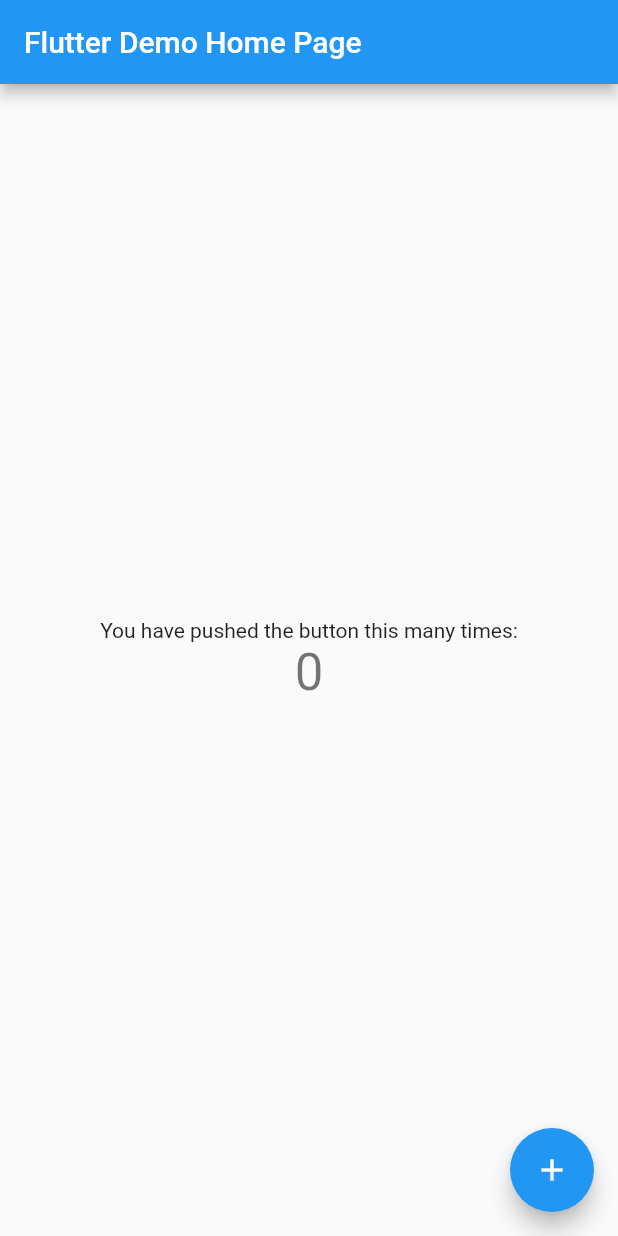
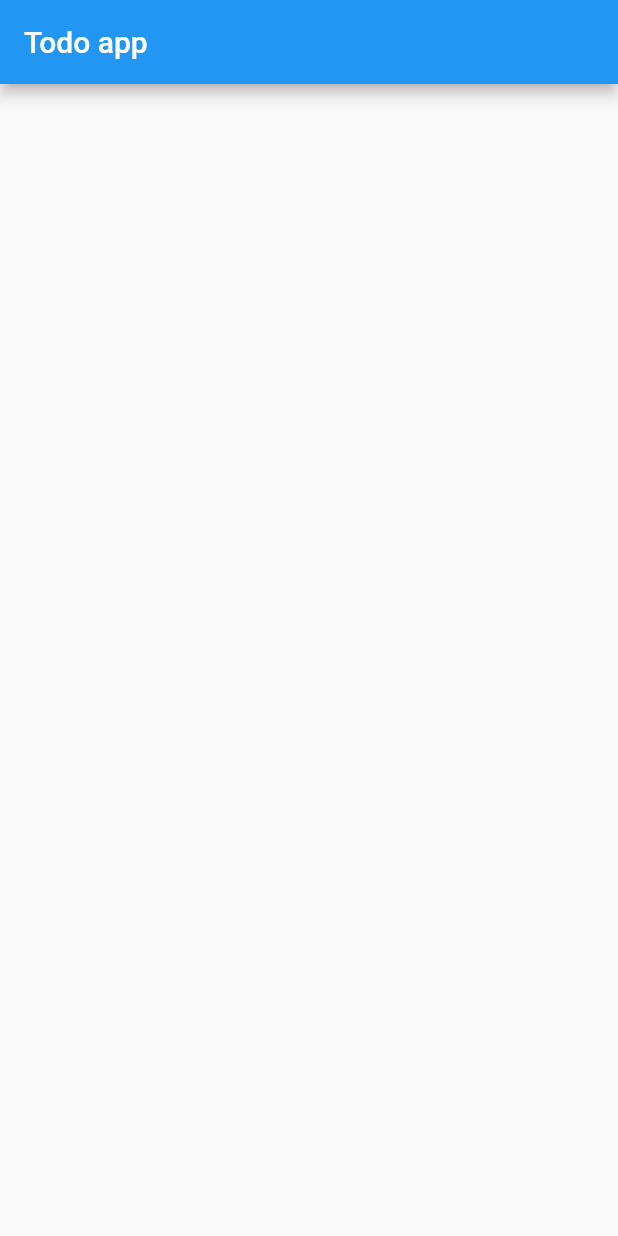
Before and after one commit to adolesamuel/todo_app, a Flutter app: the screen it shows after launch, on a phone screen of 412 x 824 dp. Run offline on Flutter 3.47's test engine with Material 2 defaults, Android fonts, the phone set to English and light mode, and no system bars.

Commit message:
Default Flutter app cleared

```diff
--- a/todo_app/lib/main.dart
+++ b/todo_app/lib/main.dart
@@ -4,39 +4,21 @@ void main() => runApp(MyApp());
 
 class MyApp extends StatelessWidget {
   // This widget is the root of your application.
+
   @override
   Widget build(BuildContext context) {
     return MaterialApp(
-      title: 'Flutter Demo',
+      title: 'Notes',
       theme: ThemeData(
-        // This is the theme of your application.
-        //
-        // Try running your application with "flutter run". You'll see the
-        // application has a blue toolbar. Then, without quitting the app, try
-        // changing the primarySwatch below to Colors.green and then invoke
-        // "hot reload" (press "r" in the console where you ran "flutter run",
-        // or simply save your changes to "hot reload" in a Flutter IDE).
-        // Notice that the counter didn't reset back to zero; the application
-        // is not restarted.
         primarySwatch: Colors.blue,
       ),
-      home: MyHomePage(title: 'Flutter Demo Home Page'),
+      home: MyHomePage(title: 'Todo app'),
     );
   }
 }
 
 class MyHomePage extends StatefulWidget {
   MyHomePage({Key key, this.title}) : super(key: key);
-
-  // This widget is the home page of your application. It is stateful, meaning
-  // that it has a State object (defined below) that contains fields that affect
-  // how it looks.
-
-  // This class is the configuration for the state. It holds the values (in this
-  // case the title) provided by the parent (in this case the App widget) and
-  // used by the build method of the State. Fields in a Widget subclass are
-  // always marked "final".
-
   final String title;
 
   @override
@@ -44,68 +26,16 @@ class MyHomePage extends StatefulWidget {
 }
 
 class _MyHomePageState extends State<MyHomePage> {
-  int _counter = 0;
-
-  void _incrementCounter() {
-    setState(() {
-      // This call to setState tells the Flutter framework that something has
-      // changed in this State, which causes it to rerun the build method below
-      // so that the display can reflect the updated values. If we changed
-      // _counter without calling setState(), then the build method would not be
-      // called again, and so nothing would appear to happen.
-      _counter++;
-    });
-  }
 
   @override
   Widget build(BuildContext context) {
-    // This method is rerun every time setState is called, for instance as done
-    // by the _incrementCounter method above.
-    //
-    // The Flutter framework has been optimized to make rerunning build methods
-    // fast, so that you can just rebuild anything that needs updating rather
-    // than having to individually change instances of widgets.
     return Scaffold(
       appBar: AppBar(
-        // Here we take the value from the MyHomePage object that was created by
-        // the App.build method, and use it to set our appbar title.
         title: Text(widget.title),
       ),
       body: Center(
-        // Center is a layout widget. It takes a single child and positions it
-        // in the middle of the parent.
-        child: Column(
-          // Column is also a layout widget. It takes a list of children and
-          // arranges them vertically. By default, it sizes itself to fit its
-          // children horizontally, and tries to be as tall as its parent.
-          //
-          // Invoke "debug painting" (press "p" in the console, choose the
-          // "Toggle Debug Paint" action from the Flutter Inspector in Android
-          // Studio, or the "Toggle Debug Paint" command in Visual Studio Code)
-          // to see the wireframe for each widget.
-          //
-          // Column has various properties to control how it sizes itself and
-          // how it positions its children. Here we use mainAxisAlignment to
-          // center the children vertically; the main axis here is the vertical
-          // axis because Columns are vertical (the cross axis would be
-          // horizontal).
-          mainAxisAlignment: MainAxisAlignment.center,
-          children: <Widget>[
-            Text(
-              'You have pushed the button this many times:',
-            ),
-            Text(
-              '$_counter',
-              style: Theme.of(context).textTheme.display1,
-            ),
-          ],
-        ),
+
       ),
-      floatingActionButton: FloatingActionButton(
-        onPressed: _incrementCounter,
-        tooltip: 'Increment',
-        child: Icon(Icons.add),
-      ), // This trailing comma makes auto-formatting nicer for build methods.
     );
   }
 }
```
